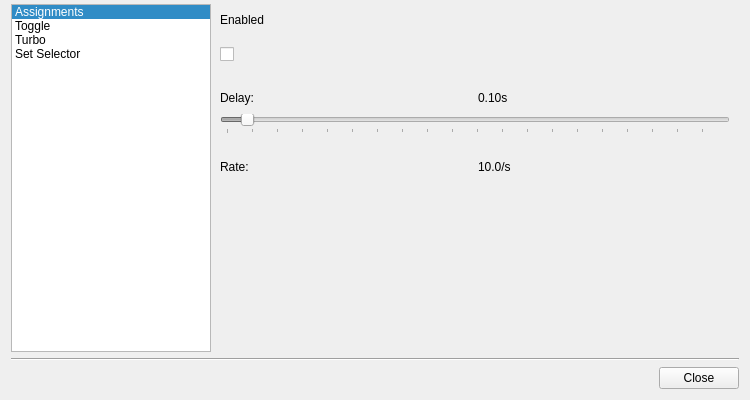
Qt form src/advancebuttondialog.ui (AntiMicroX/antimicrox) before a commit.
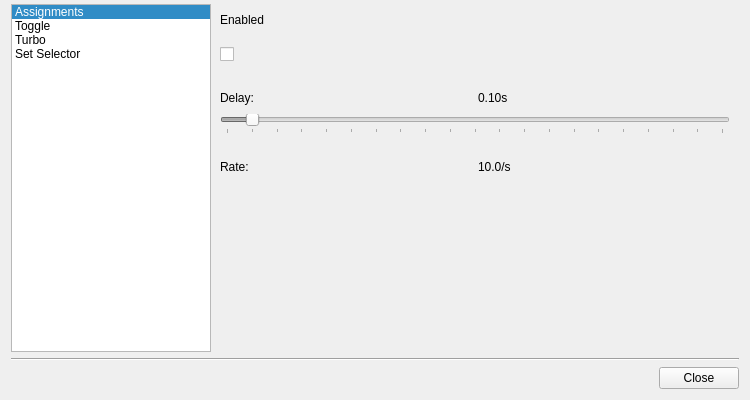
The same form after that commit. The open tabs and pages were chosen to show the change. Icons and pictures are not drawn.

Diff of the .ui file:
```diff
--- a/src/advancebuttondialog.ui
+++ b/src/advancebuttondialog.ui
@@ -779,7 +779,7 @@
             </sizepolicy>
            </property>
            <property name="minimum">
-            <number>2</number>
+            <number>0</number>
            </property>
            <property name="maximum">
             <number>200</number>
```
